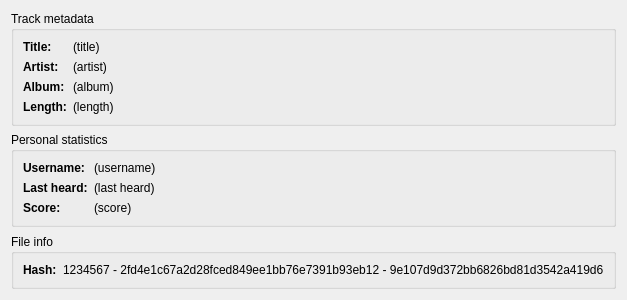
First picture: the form in src/gui-remote/trackinfodialog.ui, repository hyperquantum/PMP, before the edit.
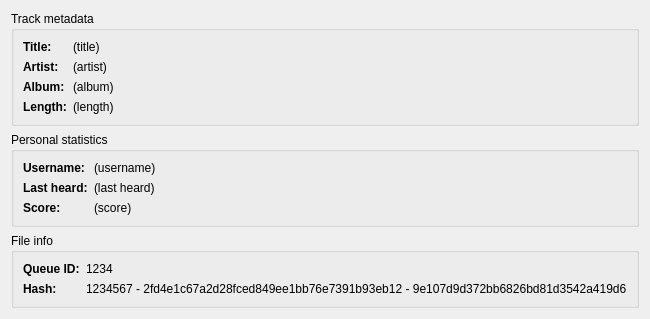
Second picture: the form after the edit.

Commit message:
Add queue ID to the track info dialog
Show a track's queue ID in the track info dialog. This only applies when
opening the dialog from the queue context menu or from the "Track info"
button.

What changed in the file:
```diff
--- a/src/gui-remote/trackinfodialog.ui
+++ b/src/gui-remote/trackinfodialog.ui
@@ -6,8 +6,8 @@
    <rect>
     <x>0</x>
     <y>0</y>
-    <width>563</width>
-    <height>300</height>
+    <width>591</width>
+    <height>315</height>
    </rect>
   </property>
   <property name="windowTitle">
@@ -182,8 +182,8 @@
      <property name="title">
       <string>File info</string>
      </property>
-     <layout class="QFormLayout" name="formLayout_3">
-      <item row="0" column="0">
+     <layout class="QFormLayout" name="fileInfoFormLayout">
+      <item row="1" column="0">
        <widget class="QLabel" name="hashLabel">
         <property name="styleSheet">
          <string notr="true">font-weight: bold</string>
@@ -193,13 +193,30 @@
         </property>
        </widget>
       </item>
-      <item row="0" column="1">
+      <item row="1" column="1">
        <widget class="QLabel" name="hashValueLabel">
         <property name="text">
          <string>1234567 - 2fd4e1c67a2d28fced849ee1bb76e7391b93eb12 - 9e107d9d372bb6826bd81d3542a419d6</string>
         </property>
        </widget>
       </item>
+      <item row="0" column="0">
+       <widget class="QLabel" name="queueIdLabel">
+        <property name="styleSheet">
+         <string notr="true">font-weight: bold</string>
+        </property>
+        <property name="text">
+         <string>Queue ID:</string>
+        </property>
+       </widget>
+      </item>
+      <item row="0" column="1">
+       <widget class="QLabel" name="queueIdValueLabel">
+        <property name="text">
+         <string>1234</string>
+        </property>
+       </widget>
+      </item>
      </layout>
     </widget>
    </item>
```
The commit also changes 5 other files.
